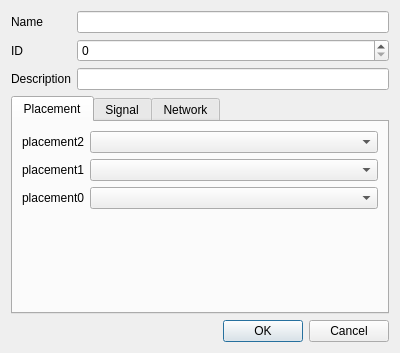
Above: SHomeConfigurator/SHConfigurator/Settings/dialog_actuator_edit.ui from AndriiRozin/SHome2 before the change. Below: the same form after it.
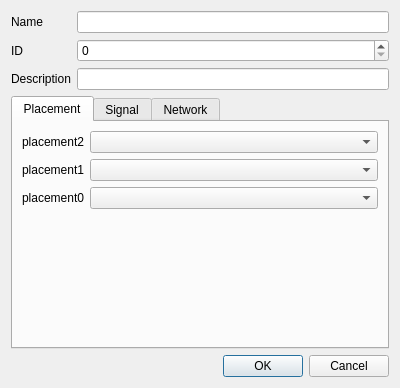
That is the form after the change.

What changed in the file:
```diff
--- a/SHomeConfigurator/SHConfigurator/Settings/dialog_actuator_edit.ui
+++ b/SHomeConfigurator/SHConfigurator/Settings/dialog_actuator_edit.ui
@@ -7,7 +7,7 @@
     <x>0</x>
     <y>0</y>
     <width>400</width>
-    <height>353</height>
+    <height>388</height>
    </rect>
   </property>
   <property name="windowTitle">
```
Left out of the diff: 6 changed lines with no effect on the pictures.
